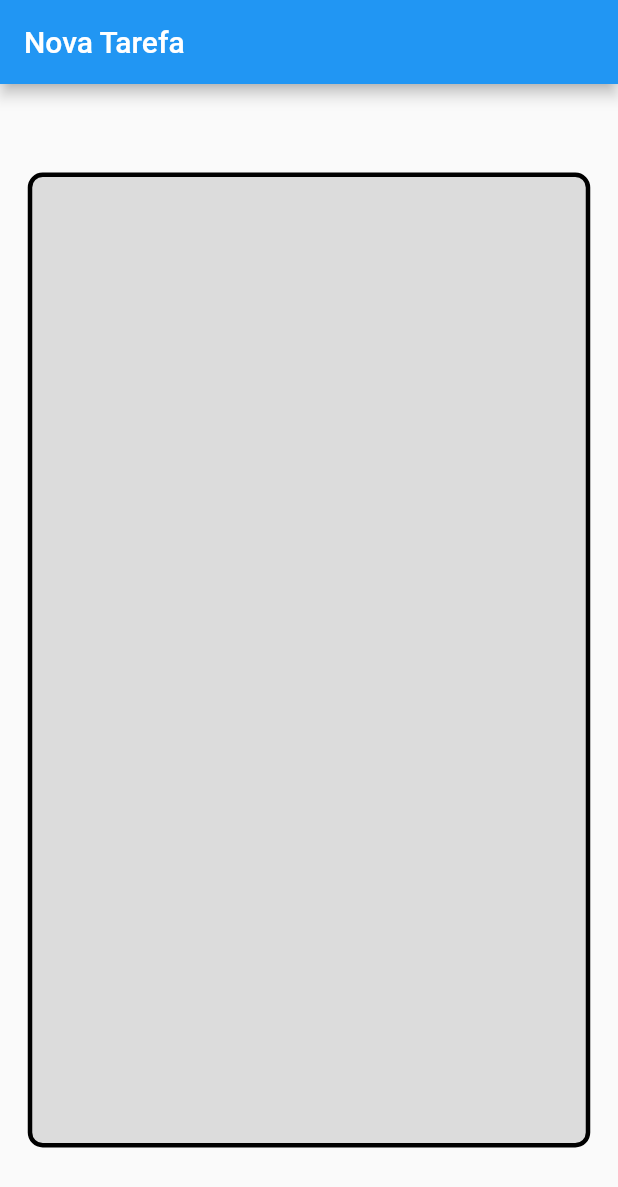
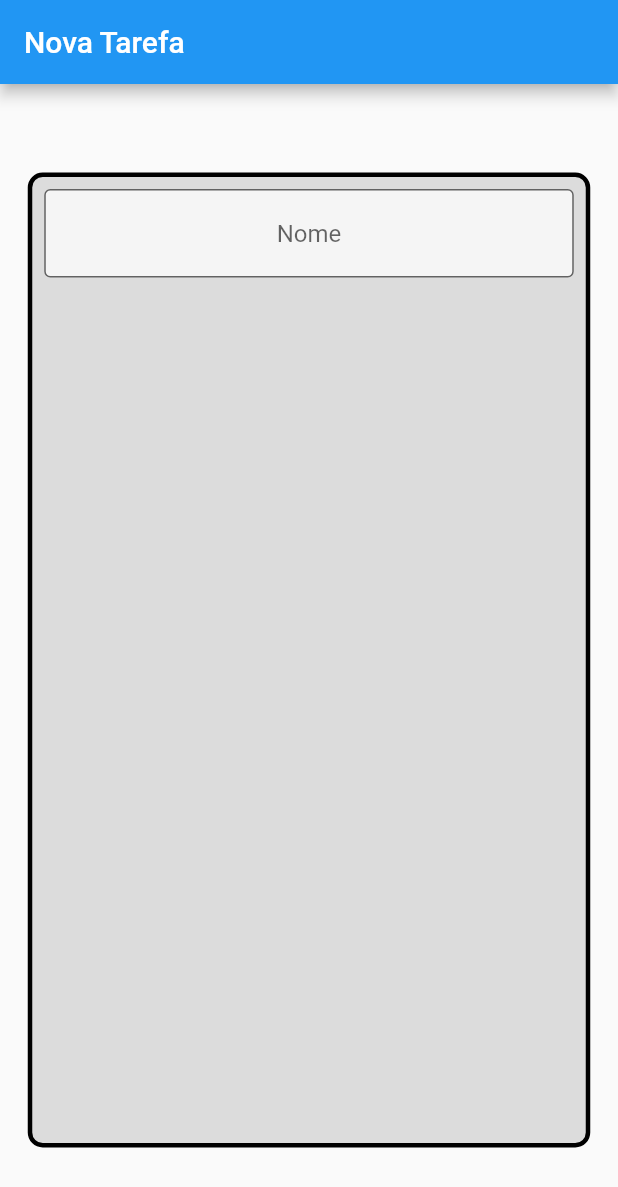
Before and after one commit to alura-cursos/alura_flutter_curso_2, a Flutter app: the screen it shows after launch, on a phone screen of 412 x 824 dp. Shown: the top 1187 px of the screen. Run offline on Flutter 3.47's test engine with Material 2 defaults, Android fonts, the phone set to English and light mode, and no system bars.

Commit message:
Aula 1.3

```diff
--- a/lib/screens/form_screen.dart
+++ b/lib/screens/form_screen.dart
@@ -25,7 +25,19 @@ class _FormScreenState extends State<FormScreen> {
           ),
           child: Column(
             children: [
-
+              Padding(
+                padding: const EdgeInsets.all(8.0),
+                child: TextFormField(
+                  // controller: ,
+                  textAlign: TextAlign.center,
+                  decoration: InputDecoration(
+                    border: OutlineInputBorder(),
+                    hintText: 'Nome',
+                    fillColor: Colors.white70,
+                    filled: true,
+                  ),
+                ),
+              ),
             ],
           ),
         ),
```
